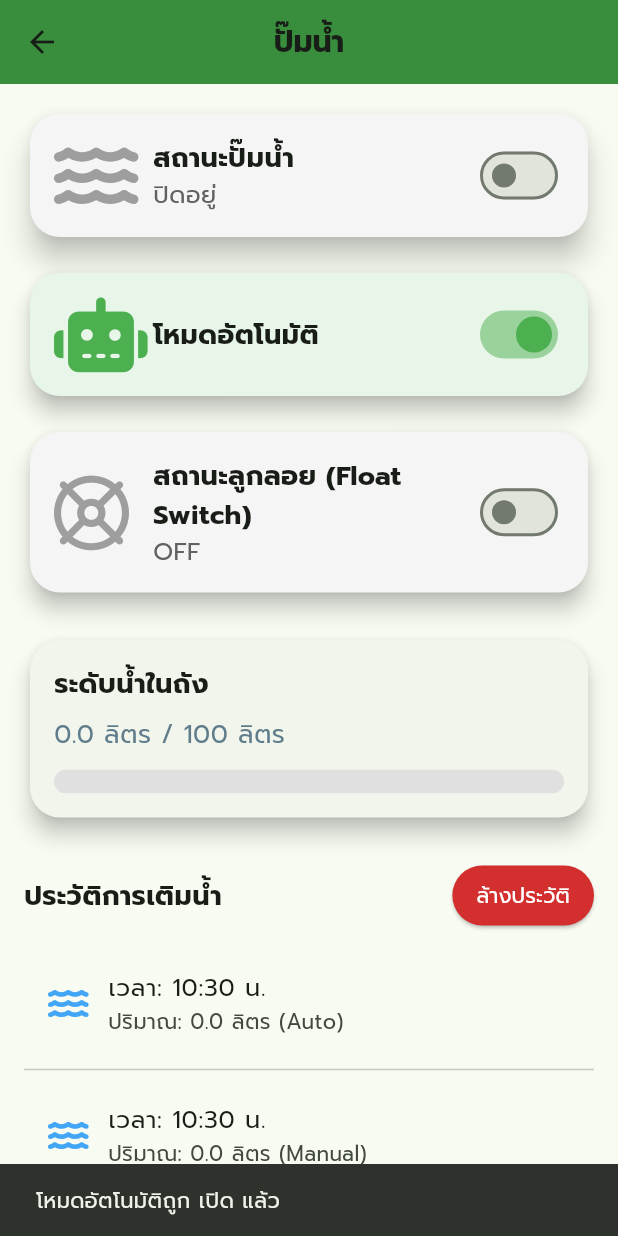
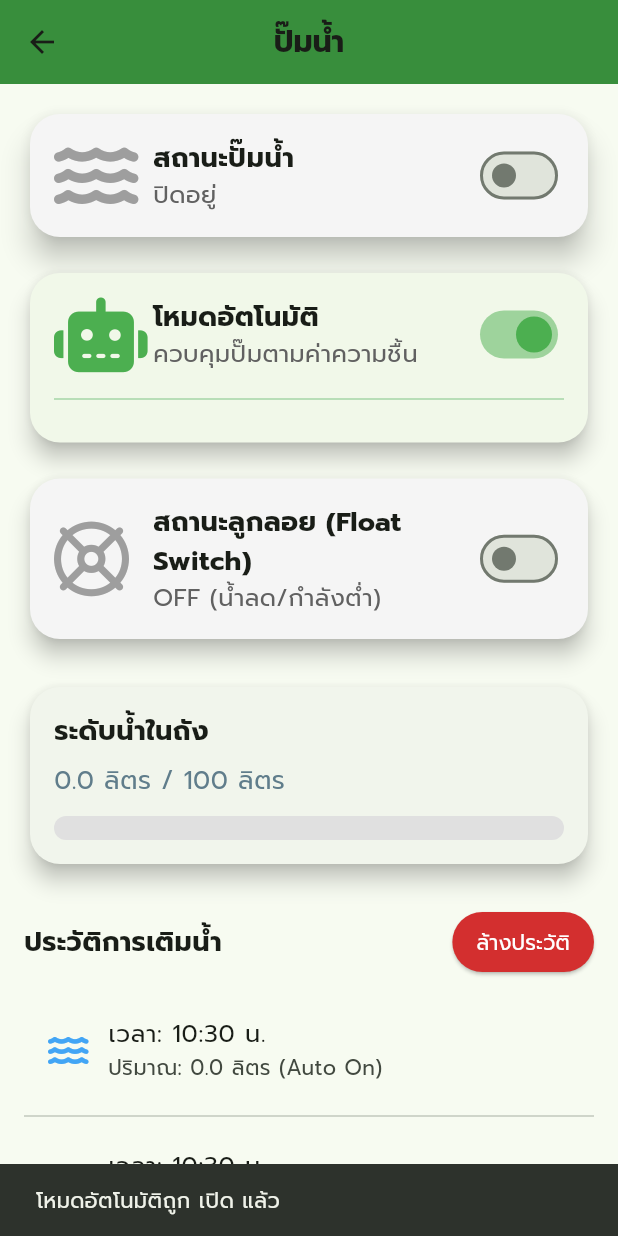
Before and after one commit to jestpro71-tech/project, a Flutter app: the PumpPage screen opened directly, after a tap on "สถานะปั๊มน้ำ", after a tap on "โหมดอัตโนมัติ", on a phone screen of 412 x 824 dp. Run offline on Flutter 3.47's test engine with Material 3 defaults, Android fonts, the phone set to English and light mode, and no system bars; our stand-ins replace cloud_firestore, firebase_core, firebase_database, flutter_map, font_awesome_flutter, latlong2 and 1 more; accounts and stored records are empty; network calls fail.

Commit message:
Latest Updated 23/10/2025 v1

```diff
--- a/lib/screens/pump_page.dart
+++ b/lib/screens/pump_page.dart
@@ -14,21 +14,24 @@ class PumpPage extends StatefulWidget {
 }
 
 class _PumpPageState extends State<PumpPage> {
-  bool pumpOn = false;
-  bool auto = false;
-  double waterLevel = 0.0;
+  // สถานะที่อ่านจาก Firestore/RTDB
+  bool pumpOn = false; // สถานะปั๊ม: อ่านจาก Firestore 'status'
+  bool auto = false; // โหมดอัตโนมัติ: อ่านจาก Firestore 'autoMode'
+  double waterLevel = 0.0; // ระดับน้ำ: อ่านจาก RTDB
+  double tankCapacity = 100.0; // ความจุถัง: อ่านจาก RTDB
+  bool floatSwitchOn = false; // สถานะลูกลอย: อ่านจาก RTDB
 
-  double tankCapacity = 100.0;
-  bool floatSwitchOn = false;
-
+  // ประวัติการเติมน้ำ: อ่านจาก Firestore Subcollection
   List<Map<String, dynamic>> waterHistory = [];
 
+  // Firestore & Realtime Database Instances
   final FirebaseFirestore _firestore = FirebaseFirestore.instance;
   late final FirebaseDatabase _database;
 
   static const String rtdbUrl =
       'https://project-41b3d-default-rtdb.asia-southeast1.firebasedatabase.app';
 
+  // Stream Subscriptions
   StreamSubscription<DatabaseEvent>? _waterLevelSubscription;
   StreamSubscription<DatabaseEvent>? _tankCapacitySubscription;
   StreamSubscription<DatabaseEvent>? _floatSwitchSubscription;
@@ -46,11 +49,12 @@ class _PumpPageState extends State<PumpPage> {
       databaseURL: rtdbUrl,
     );
 
+    // เริ่ม Listeners ทั้งหมด
     _listenToPumpStatus();
     _listenToWaterHistory();
     _listenToWaterLevel();
     _listenToTankCapacity();
-    _listenToFloatSwitch(); // ฟังลูกลอย
+    _listenToFloatSwitch();
   }
 
   @override
@@ -63,9 +67,9 @@ class _PumpPageState extends State<PumpPage> {
     super.dispose();
   }
 
-  // ---------- Helpers ----------
+  // ---------- Helpers & Listeners (โค้ดเดิม) ----------
+
   bool _parseBool(dynamic v) {
-    // รองรับ bool / 1/0 / "true"/"false" / "1"/"0" (รวมถึงเว้นวรรค)
     if (v is bool) return v;
     if (v is num) return v != 0;
     if (v is String) {
@@ -83,8 +87,6 @@ class _PumpPageState extends State<PumpPage> {
     setState(cb);
   }
 
-  // ---------- Firebase Listeners ----------
-
   void _listenToPumpStatus() {
     _pumpStatusSubscription = _firestore
         .collection('devices')
@@ -96,8 +98,9 @@ class _PumpPageState extends State<PumpPage> {
               final data = snapshot.data();
               if (data != null) {
                 _safeSetState(() {
-                  pumpOn = data['status'] == 'on';
-                  auto = data['autoMode'] ?? false;
+                  // อัปเดตสถานะปั๊มและโหมดอัตโนมัติตาม Firestore
+                  pumpOn = data['status'] == 'on'; //
+                  auto = data['autoMode'] ?? false; //
                 });
               }
             }
@@ -128,9 +131,6 @@ class _PumpPageState extends State<PumpPage> {
           },
           onError: (error) {
             debugPrint("Error listening to water history: $error");
-            ScaffoldMessenger.of(context).showSnackBar(
-              SnackBar(content: Text('เกิดข้อผิดพลาดในการโหลดประวัติ: $error')),
-            );
           },
         );
   }
@@ -147,7 +147,6 @@ class _PumpPageState extends State<PumpPage> {
           if (parsed != null) {
             _safeSetState(() => waterLevel = parsed!);
           } else {
-            debugPrint("Warning: Could not parse water level: $data");
             _safeSetState(() => waterLevel = 0.0);
           }
         } else {
@@ -156,11 +155,6 @@ class _PumpPageState extends State<PumpPage> {
       },
       onError: (error) {
         debugPrint("Error listening to water level: $error");
-        ScaffoldMessenger.of(context).showSnackBar(
-          SnackBar(
-            content: Text('เกิดข้อผิดพลาดในการเชื่อมต่อระดับน้ำ: $error'),
-          ),
-        );
       },
     );
   }
@@ -183,13 +177,11 @@ class _PumpPageState extends State<PumpPage> {
     );
   }
 
-  // <<< จุดสำคัญ: ฟัง floatSwitchState และพาร์สให้ชัดเจน >>>
   void _listenToFloatSwitch() {
     final ref = _database.ref('devices/pump/floatSwitchState');
     _floatSwitchSubscription = ref.onValue.listen(
       (event) {
         final raw = event.snapshot.value;
-        debugPrint('floatSwitchState raw: $raw (${raw.runtimeType})');
         final next = _parseBool(raw);
         _safeSetState(() => floatSwitchOn = next);
       },
@@ -199,65 +191,108 @@ class _PumpPageState extends State<PumpPage> {
     );
   }
 
-  // ---------- Actions ----------
+  // ---------- Actions (เพิ่ม Logic บล็อกเมื่อ Auto Mode ทำงาน) ----------
 
   Future<void> togglePump(bool value) async {
+    // *** Logic การบล็อกเมื่อ Auto Mode ทำงาน ***
+    if (auto) {
+      ScaffoldMessenger.of(context).showSnackBar(
+        SnackBar(
+          content: Text(
+            '⚠️ ปิดปั๊มด้วยมือไม่ได้! ปั๊มถูกควบคุมโดยโหมดอัตโนมัติ (ความชื้น)',
+            style: TextStyle(fontSize: widget.fontSize, fontFamily: 'Prompt'),
+          ),
+          backgroundColor: Colors.orange.shade700,
+        ),
+      );
+      // ต้อง set state กลับเพื่อให้ switch ไม่ขยับตามการแตะ
+      _safeSetState(() => pumpOn = !value);
+      return;
+    }
+
+    // โค้ดเดิม: สั่งงานเมื่อ Auto Mode ถูกปิด
     _safeSetState(() {
       pumpOn = value;
-      if (pumpOn && auto) auto = false;
+      // เนื่องจาก Auto ถูกปิดอยู่แล้ว จึงไม่ต้อง set auto = false ซ้ำ
     });
 
     try {
       await _firestore.collection('devices').doc('pump').set({
         'status': value ? 'on' : 'off',
         'autoMode': auto,
-        'lastUpdated': FieldValue.serverTimestamp(),
+        'lastManualUpdated': FieldValue.serverTimestamp(), // เปลี่ยนชื่อ Field ให้ชัดเจน
       }, SetOptions(merge: true));
 
       if (value) await _addWaterHistory('Manual');
 
       ScaffoldMessenger.of(context).showSnackBar(
-        SnackBar(content: Text('ปั๊มน้ำถูก ${value ? "เปิด" : "ปิด"} แล้ว')),
+        SnackBar(
+            content: Text(
+          'ปั๊มน้ำถูก ${value ? "เปิด" : "ปิด"} แล้ว',
+          style: TextStyle(fontFamily: 'Prompt'),
+        )),
       );
     } catch (e) {
       debugPrint("Error updating pump status: $e");
       ScaffoldMessenger.of(context).showSnackBar(
-        SnackBar(content: Text('ไม่สามารถอัปเดตสถานะปั๊มน้ำได้: $e')),
+        SnackBar(
+            content: Text(
+          'ไม่สามารถอัปเดตสถานะปั๊มน้ำได้: $e',
+          style: TextStyle(fontFamily: 'Prompt'),
+        )),
       );
       _safeSetState(() => pumpOn = !value);
     }
   }
 
   Future<void> toggleAuto() async {
+    final bool nextAuto = !auto;
+
+    // หากเปิดโหมดอัตโนมัติ ต้องสั่งปิดปั๊มทันทีเพื่อส่งมอบการควบคุมให้ระบบอัตโนมัติ
+    if (nextAuto && pumpOn) {
+      await _firestore.collection('devices').doc('pump').set({
+        'status': 'off', // สั่งปิดทันที
+        'autoMode': nextAuto,
+        'lastManualUpdated': FieldValue.serverTimestamp(),
+      }, SetOptions(merge: true));
+    }
+
+    // อัปเดต Auto Mode เท่านั้น
+    try {
+      await _firestore.collection('devices').doc('pump').set({
+        'autoMode': nextAuto,
+        'lastAutoModeToggle': FieldValue.serverTimestamp(), // เปลี่ยนชื่อ Field ให้ชัดเจน
+      }, SetOptions(merge: true));
+
       _safeSetState(() {
-      auto = !auto;
-      if (auto && pumpOn) pumpOn = false;
+        auto = nextAuto;
+        // pumpOn จะถูกอัปเดตอัตโนมัติโดย Listener
       });
 
-    try {
-      await _firestore.collection('devices').doc('pump').set({
-        'autoMode': auto,
-        'status': pumpOn ? 'on' : 'off',
-        'lastUpdated': FieldValue.serverTimestamp(),
-      }, SetOptions(merge: true));
-
-      if (auto) await _addWaterHistory('Auto');
+      if (nextAuto) await _addWaterHistory('Auto On');
 
       ScaffoldMessenger.of(context).showSnackBar(
         SnackBar(
-          content: Text('โหมดอัตโนมัติถูก ${auto ? "เปิด" : "ปิด"} แล้ว'),
-        ),
+            content: Text(
+          'โหมดอัตโนมัติถูก ${nextAuto ? "เปิด" : "ปิด"} แล้ว',
+          style: TextStyle(fontFamily: 'Prompt'),
+        )),
       );
     } catch (e) {
       debugPrint("Error updating auto mode: $e");
       ScaffoldMessenger.of(context).showSnackBar(
-        SnackBar(content: Text('ไม่สามารถอัปเดตโหมดอัตโนมัติได้: $e')),
+        SnackBar(
+            content: Text(
+          'ไม่สามารถอัปเดตโหมดอัตโนมัติได้: $e',
+          style: TextStyle(fontFamily: 'Prompt'),
+        )),
       );
-      _safeSetState(() => auto = !auto);
     }
   }
 
+  // (ส่วน _addWaterHistory และ _clearWaterHistory ใช้โค้ดเดิม)
   Future<void> _addWaterHistory(String mode) async {
+    // ... (ใช้โค้ดเดิม) ...
     double currentWaterLevel = 0.0;
     try {
       final snapshot = await _database.ref('devices/pump/waterLevel').once();
@@ -283,9 +318,6 @@ class _PumpPageState extends State<PumpPage> {
           .add(item);
     } catch (e) {
       debugPrint("Error adding water history to Firestore: $e");
-      ScaffoldMessenger.of(context).showSnackBar(
-        SnackBar(content: Text('ไม่สามารถบันทึกประวัติการเติมน้ำได้: $e')),
-      );
     }
   }
 
@@ -339,7 +371,8 @@ class _PumpPageState extends State<PumpPage> {
     );
   }
 
-  // ---------- UI ----------
+
+  // ---------- UI (มีการแก้ไข Switch ใน Card) ----------
 
   @override
   Widget build(BuildContext context) {
@@ -367,10 +400,8 @@ class _PumpPageState extends State<PumpPage> {
               const SizedBox(height: 16),
               _buildAutoCard(),
               const SizedBox(height: 16),
-
               _buildFloatSwitchCard(),
               const SizedBox(height: 24),
-
               _buildWaterLevel(),
               const SizedBox(height: 24),
               Row(
@@ -487,10 +518,12 @@ class _PumpPageState extends State<PumpPage> {
                       ),
                     ),
                     Text(
-                      pumpOn ? 'กำลังทำงาน' : 'ปิดอยู่',
+                      pumpOn
+                          ? (auto ? 'ถูกควบคุมโดยอัตโนมัติ' : 'กำลังทำงาน')
+                          : 'ปิดอยู่',
                       style: TextStyle(
                         fontSize: widget.fontSize,
-                        color: Colors.grey.shade700,
+                        color: pumpOn ? Colors.teal.shade700 : Colors.grey.shade700,
                         fontFamily: 'Prompt',
                       ),
                     ),
@@ -499,8 +532,8 @@ class _PumpPageState extends State<PumpPage> {
               ),
               Switch(
                 value: pumpOn,
-                // แก้ไข: เปลี่ยน activeThumbColor เป็น activeColor
-                activeThumbColor: Colors.green,
+                // **แก้ไข:** เปลี่ยน activeThumbColor เป็น activeColor
+                activeColor: Colors.green,
                 onChanged: togglePump,
               ),
             ],
@@ -512,7 +545,7 @@ class _PumpPageState extends State<PumpPage> {
 
   Widget _buildAutoCard() {
     return Card(
-      color: auto ? Colors.green.shade50 : Colors.grey.shade100,
+      color: auto ? Colors.lightGreen.shade50 : Colors.grey.shade100,
       elevation: 6,
       shape: RoundedRectangleBorder(borderRadius: BorderRadius.circular(20)),
       child: InkWell(
@@ -520,7 +553,9 @@ class _PumpPageState extends State<PumpPage> {
         onTap: toggleAuto,
         child: Padding(
           padding: const EdgeInsets.all(16),
-          child: Row(
+          child: Column(
+            children: [
+              Row(
                 children: [
                   Icon(
                     FontAwesomeIcons.robot,
@@ -529,7 +564,10 @@ class _PumpPageState extends State<PumpPage> {
                   ),
                   const SizedBox(width: 16),
                   Expanded(
-                child: Text(
+                    child: Column(
+                      crossAxisAlignment: CrossAxisAlignment.start,
+                      children: [
+                        Text(
                           'โหมดอัตโนมัติ',
                           style: TextStyle(
                             fontSize: widget.fontSize + 2,
@@ -537,13 +575,30 @@ class _PumpPageState extends State<PumpPage> {
                             fontFamily: 'Prompt',
                           ),
                         ),
+                        Text(
+                          auto ? 'ควบคุมปั๊มตามค่าความชื้น' : 'ควบคุมด้วยมือเท่านั้น',
+                          style: TextStyle(
+                            fontSize: widget.fontSize,
+                            color: Colors.grey.shade700,
+                            fontFamily: 'Prompt',
+                          ),
+                        ),
+                      ],
+                    ),
                   ),
                   Switch(
                     value: auto,
-                // แก้ไข: เปลี่ยน activeThumbColor เป็น activeColor
-                activeThumbColor: Colors.green,
+                    // **แก้ไข:** เปลี่ยน activeThumbColor เป็น activeColor
+                    activeColor: Colors.green,
                     onChanged: (_) => toggleAuto(),
                   ),
+                ],
+              ),
+              if (auto) ...[
+                const SizedBox(height: 10),
+                Divider(color: Colors.green.shade200),
+                const SizedBox(height: 5),
+              ],
             ],
           ),
         ),
@@ -553,7 +608,7 @@ class _PumpPageState extends State<PumpPage> {
 
   Widget _buildFloatSwitchCard() {
     return Card(
-      color: floatSwitchOn ? Colors.green.shade50 : Colors.grey.shade100,
+      color: floatSwitchOn ? Colors.lightBlue.shade50 : Colors.grey.shade100,
       elevation: 6,
       shape: RoundedRectangleBorder(borderRadius: BorderRadius.circular(20)),
       child: Padding(
@@ -562,7 +617,7 @@ class _PumpPageState extends State<PumpPage> {
           children: [
             Icon(
               FontAwesomeIcons.lifeRing,
-              color: floatSwitchOn ? Colors.teal : Colors.grey,
+              color: floatSwitchOn ? Colors.blue : Colors.grey,
               size: 50,
             ),
             const SizedBox(width: 16),
@@ -579,7 +634,7 @@ class _PumpPageState extends State<PumpPage> {
                     ),
                   ),
                   Text(
-                    floatSwitchOn ? 'ON' : 'OFF',
+                    floatSwitchOn ? 'ON (น้ำเต็ม/กำลังสูง)' : 'OFF (น้ำลด/กำลังต่ำ)',
                     style: TextStyle(
                       fontSize: widget.fontSize,
                       color: Colors.grey.shade700,
@@ -592,8 +647,8 @@ class _PumpPageState extends State<PumpPage> {
             IgnorePointer(
               child: Switch(
                 value: floatSwitchOn,
-                // แก้ไข: เปลี่ยน activeThumbColor เป็น activeColor
-                activeThumbColor: Colors.green,
+                // **แก้ไข:** เปลี่ยน activeThumbColor เป็น activeColor
+                activeColor: Colors.blue, // ใช้สีฟ้าให้เข้ากับน้ำ
                 onChanged: (_) {},
               ),
             ),
```
Also changed, not shown: lib/screens/soil_detail_page.dart (+83 -40 lines), lib/screens/sprinkler_page.dart (+4 -4 lines), pubspec.lock, 1 other file. Lines whose indentation alone changed are shown as unchanged.
